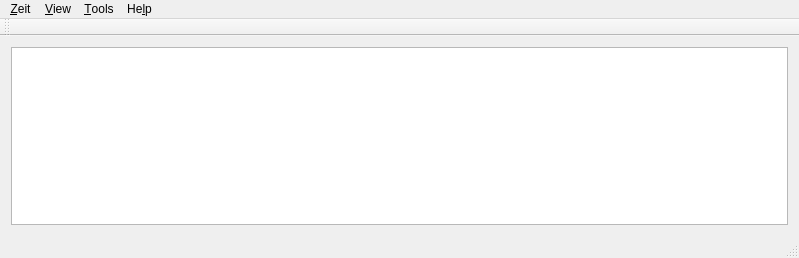
The window that src/mainwindow.ui (loimu/zeit) describes before a commit, drawn with Qt 5.
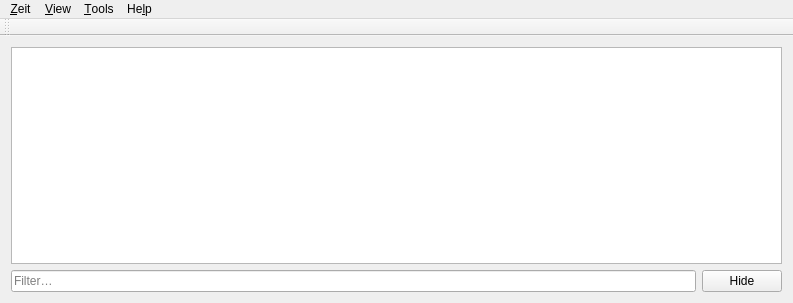
The same window after the commit. Icons and pictures are not drawn.

Commit message: zeit: introduce filtering GUI   logic is not implemented yet

Diff of the .ui file:
```diff
--- a/src/mainwindow.ui
+++ b/src/mainwindow.ui
@@ -6,8 +6,8 @@
    <rect>
     <x>0</x>
     <y>0</y>
-    <width>799</width>
-    <height>258</height>
+    <width>793</width>
+    <height>303</height>
    </rect>
   </property>
   <property name="windowTitle">
@@ -22,6 +22,30 @@
     <item>
      <widget class="QListWidget" name="listWidget"/>
     </item>
+    <item>
+     <layout class="QHBoxLayout" name="horizontalLayout">
+      <item>
+       <widget class="QLineEdit" name="filterEdit">
+        <property name="enabled">
+         <bool>true</bool>
+        </property>
+        <property name="placeholderText">
+         <string>Filter…</string>
+        </property>
+        <property name="clearButtonEnabled">
+         <bool>true</bool>
+        </property>
+       </widget>
+      </item>
+      <item>
+       <widget class="QPushButton" name="hideFilterButton">
+        <property name="text">
+         <string>Hide</string>
+        </property>
+       </widget>
+      </item>
+     </layout>
+    </item>
    </layout>
   </widget>
   <widget class="QMenuBar" name="menuBar">
@@ -29,7 +53,7 @@
     <rect>
      <x>0</x>
      <y>0</y>
-     <width>799</width>
+     <width>793</width>
      <height>30</height>
     </rect>
    </property>
@@ -80,7 +104,6 @@
     <bool>false</bool>
    </attribute>
   </widget>
-  <widget class="QStatusBar" name="statusBar"/>
   <action name="actionAbout">
    <property name="text">
     <string>&amp;About</string>
```
Left out of the diff: 16 changed lines with no effect on the pictures. The commit also changes 1 other file.
